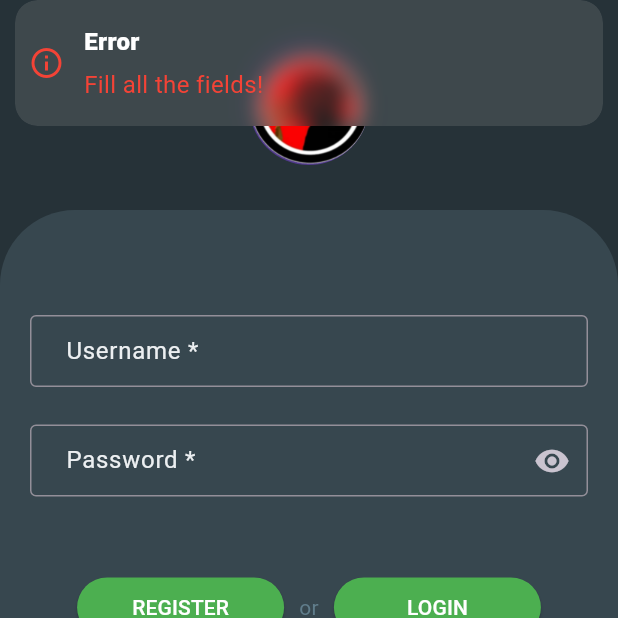
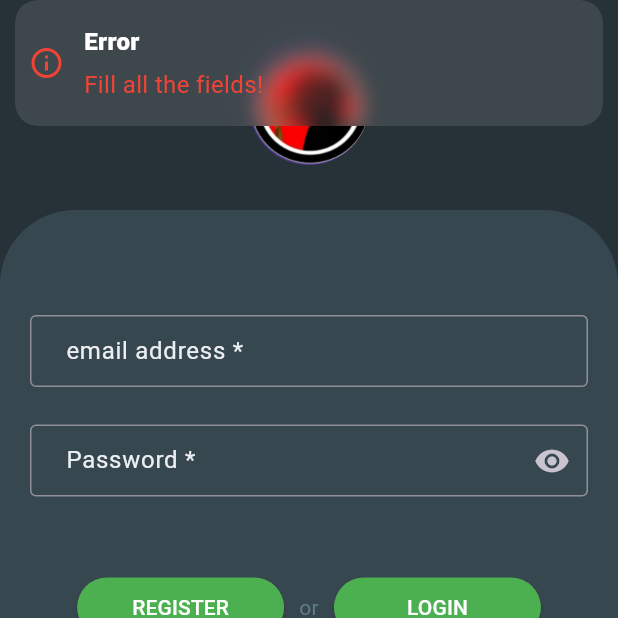
Before and after one commit to KanyantaMapalo/desactv, a Flutter app: the LoginScreen screen opened directly, after a tap on "LOGIN", on a phone screen of 412 x 824 dp, the top half of it. Run offline on Flutter 3.47's test engine with Material 2 defaults, Android fonts, the phone set to English and light mode, and no system bars; our stand-ins replace carousel_slider, cloud_firestore, connectivity_plus, country_code_picker, dio, file_picker and 17 more; missing offline and left inert: push, push_platform_interface, video_thumbnail, widget_loading; accounts and stored records are empty.

Commit message:
updated authentication to work with firebase new document in firestore (users) will store all newly registered users

```diff
--- a/lib/screens/login_screen.dart
+++ b/lib/screens/login_screen.dart
@@ -1,14 +1,12 @@
-import 'dart:convert';
-
+import 'package:cloud_firestore/cloud_firestore.dart';
 import 'package:desactvapp3/screens/home.dart';
 import 'package:desactvapp3/screens/register_screen.dart';
+import 'package:firebase_auth/firebase_auth.dart';
 import 'package:flutter/material.dart';
 import 'package:desactvapp3/services/db_ops.dart';
 import 'package:get/get.dart';
 import 'package:get_storage/get_storage.dart';
-
-import '../controller/login.dart';
-
+import 'package:shared_preferences/shared_preferences.dart';
 
 class LoginScreen extends StatefulWidget {
   const LoginScreen({Key? key}) : super(key: key);
@@ -20,20 +18,66 @@ class LoginScreen extends StatefulWidget {
 class _LoginScreenState extends State<LoginScreen> {
   String _countryValue = "Country *";
   bool obscure = true;
+  String phone = "";
 
   TextEditingController username = TextEditingController();
   TextEditingController password = TextEditingController();
-
-  GetxController loginController = Get.put(LoginController());
 
   String responseProcess = "Please wait...";
   @override
   void initState() {
     DBOPS dbops = DBOPS();
-
-
     super.initState();
   }
+
+  Future<String?> getPhoneFromFirestore(String userId) async {
+    try {
+      DocumentSnapshot<Map<String, dynamic>> userSnapshot =
+      await FirebaseFirestore.instance.collection('users').doc(userId).get();
+
+      if (userSnapshot.exists) {
+        Map<String, dynamic>? userData = userSnapshot.data();
+
+        if (userData != null && userData.containsKey('phone')) {
+          return phone = userData['phone'].toString();
+        }
+      }
+    } catch (e) {
+      print('Error retrieving phone value: $e');
+    }
+
+    return null;
+  }
+
+  Future<void> signIn(BuildContext context) async {
+    try {
+      // Sign in the user with email and password
+      UserCredential userCredential = await FirebaseAuth.instance.signInWithEmailAndPassword(
+        email: username.text,
+        password: password.text,
+      );
+
+      // Get the user ID (UID)
+      String userId = userCredential.user!.uid;
+
+      // Save user ID (UID) to SharedPreferences
+      SharedPreferences prefs = await SharedPreferences.getInstance();
+      await prefs.setString('user_id', userId);
+      GetStorage().write('userId', phone);
+      // Sign in successful, navigate to home page or display a success message
+      responseProcess = "Registration successful!";
+      // Registration successful, navigate to home page or display a success message
+      // ignore: use_build_context_synchronously
+      Navigator.pushReplacement(
+        context,
+        MaterialPageRoute(builder: (context) => HomeScreen()),
+      );
+    } catch (e) {
+      // Sign in failed, display an error message
+      responseProcess = "Sign In failed!\nInfo $e";
+    }
+  }
+
   @override
   Widget build(BuildContext context) {
 
@@ -46,9 +90,9 @@ class _LoginScreenState extends State<LoginScreen> {
               crossAxisAlignment: CrossAxisAlignment.center,
               mainAxisAlignment: MainAxisAlignment.center,
               children: [
-                Center(
+                const Center(
                   child: Padding(
-                    padding: const EdgeInsets.all(30.0),
+                    padding: EdgeInsets.all(30.0),
                     child: CircleAvatar(
                       radius: 40,
                       backgroundImage: AssetImage("assets/de.png"),
@@ -57,20 +101,20 @@ class _LoginScreenState extends State<LoginScreen> {
                 ),
                  Container(
                    height: Get.height-130,
-                   padding: EdgeInsets.symmetric(vertical:50),
+                   padding:const EdgeInsets.symmetric(vertical:50),
                    decoration: BoxDecoration(
                      color: Colors.blueGrey.shade800,
-                     borderRadius: BorderRadius.only(topLeft: Radius.circular(50),topRight: Radius.circular(50))
+                     borderRadius: const BorderRadius.only(topLeft: Radius.circular(50),topRight: Radius.circular(50))
                    ),
                    child: Column(
                      children: [
                        Container(
-                          margin: EdgeInsets.all(20),
+                          margin: const EdgeInsets.all(20),
                           child: Column(
                             children: [
                               TextField(
                                 controller: username,
-                                style: TextStyle(
+                                style: const TextStyle(
                                     color: Colors.white
                                 ),
                                 decoration: InputDecoration(
@@ -78,9 +122,9 @@ class _LoginScreenState extends State<LoginScreen> {
                                   labelStyle: TextStyle(
                                       color: Colors.blueGrey.shade50
                                   ),
-                                  contentPadding: EdgeInsets.symmetric(vertical: 5,horizontal: 20),
-                                  label: Text("Username *"),
-                                  border: OutlineInputBorder(
+                                  contentPadding: const EdgeInsets.symmetric(vertical: 5,horizontal: 20),
+                                  label: const Text("email address *"),
+                                  border: const OutlineInputBorder(
                                       borderSide: BorderSide(
                                         style: BorderStyle.solid,
                                         color: Colors.brown,
@@ -88,7 +132,7 @@ class _LoginScreenState extends State<LoginScreen> {
                                   ),
                                 ),
                               ),
-                              SizedBox(height: 25,),
+                              const SizedBox(height: 25,),
                               TextField(
                                 controller: password,
                                 obscureText: obscure,
@@ -103,10 +147,10 @@ class _LoginScreenState extends State<LoginScreen> {
                                   labelStyle: TextStyle(
                                       color: Colors.blueGrey.shade50
                                   ),
-                                  contentPadding: EdgeInsets.symmetric(vertical: 3,horizontal: 20),
-                                  label: Text("Password *"),
+                                  contentPadding:const EdgeInsets.symmetric(vertical: 3,horizontal: 20),
+                                  label:const Text("Password *"),
                                   /* prefixIcon: Icon(Icons.password,size: 16,),*/
-                                  border: OutlineInputBorder(
+                                  border:const OutlineInputBorder(
                                       borderSide: BorderSide(
                                         style: BorderStyle.solid,
                                         color: Colors.brown,
@@ -118,20 +162,30 @@ class _LoginScreenState extends State<LoginScreen> {
                           ),
                         ),
                 Container(
-                        margin: EdgeInsets.only(top: 30),
+                        margin:const EdgeInsets.only(top: 30),
                         child: Row(
                           crossAxisAlignment: CrossAxisAlignment.center,
                           mainAxisAlignment: MainAxisAlignment.center,
                           children: [
                             ElevatedButton(onPressed: (){
-                              Get.to(()=>RegisterScreen());
-                            }, child: SizedBox(child: Center(child: Text("REGISTER", style: TextStyle(color: Colors.white),)),width: 90,),
-                                style: ButtonStyle(
-                                    backgroundColor: MaterialStateProperty.all(Colors.green)
-                                )
+                              Get.to(()=> const RegisterScreen());
+                              },
+                              child: SizedBox(
+                                child: Center(
+                                    child: Text(
+                                      "REGISTER",
+                                      style: TextStyle(
+                                          color: Colors.white
+                                      ),
+                                    )
+                                ),
+                                width: 90,),
+                              style: ButtonStyle(
+                                  backgroundColor: MaterialStateProperty.all(Colors.green)
+                              )
                             ),
-                            Padding(
-                              padding: const EdgeInsets.all(10.0),
+                            const Padding(
+                              padding: EdgeInsets.all(10.0),
                               child: Text("or",style: TextStyle(color: Colors.blueGrey),
 
                               ),
@@ -148,14 +202,14 @@ class _LoginScreenState extends State<LoginScreen> {
                                         child: Card(
                                           elevation: 20,
                                           child: Container(
-                                              padding: EdgeInsets.all(20),
+                                              padding: const EdgeInsets.all(20),
                                               height: 200,
                                               width: 300,
                                               child: Column(
                                                 mainAxisAlignment: MainAxisAlignment.center,
                                                 children: [
-                                                  CircularProgressIndicator(),
-                                                  SizedBox(height: 15,),
+                                                  const CircularProgressIndicator(),
+                                                  const SizedBox(height: 15,),
                                                   Text('$responseProcess'),
                                                 ],
                                               )
@@ -164,10 +218,18 @@ class _LoginScreenState extends State<LoginScreen> {
                                       );
 
                                     });
-                                    responseProcess = await Get.find<LoginController>().login(username.text, password.text);
-                                    print(responseProcess);
+                                    signIn(context);
                                   }
-                                }, child: SizedBox(child: Center(child: Text("LOGIN", style: TextStyle(color: Colors.white))),width: 90,),
+                                },
+                             child: SizedBox(
+                               child: Center(
+                                   child: Text(
+                                       "LOGIN",
+                                       style: TextStyle(
+                                           color: Colors.white)
+                                   )
+                               ),
+                               width: 90,),
                               style: ButtonStyle(
                                 backgroundColor: MaterialStateProperty.all(Colors.green)
                               ),
--- a/pubspec.yaml
+++ b/pubspec.yaml
@@ -68,6 +68,8 @@ dependencies:
   # Use with the CupertinoIcons class for iOS style icons.
   cupertino_icons: ^1.0.2
   firebase_core: ^2.13.0
+  firebase_auth: ^4.6.3
+  shared_preferences: ^2.1.2
 
 dev_dependencies:
   flutter_test:
@@ -101,7 +103,6 @@ flutter:
     - assets/mtn.png
     - assets/airtel.png
     - assets/zamtel.png
-    - assets/farm_bg_1.jpg
 
   #   - images/a_dot_burr.jpeg
   #   - images/a_dot_ham.jpeg
```
Also changed, not shown: lib/main.dart (+35 -20 lines), lib/screens/register_screen.dart (+45 -21 lines), pubspec.lock.
